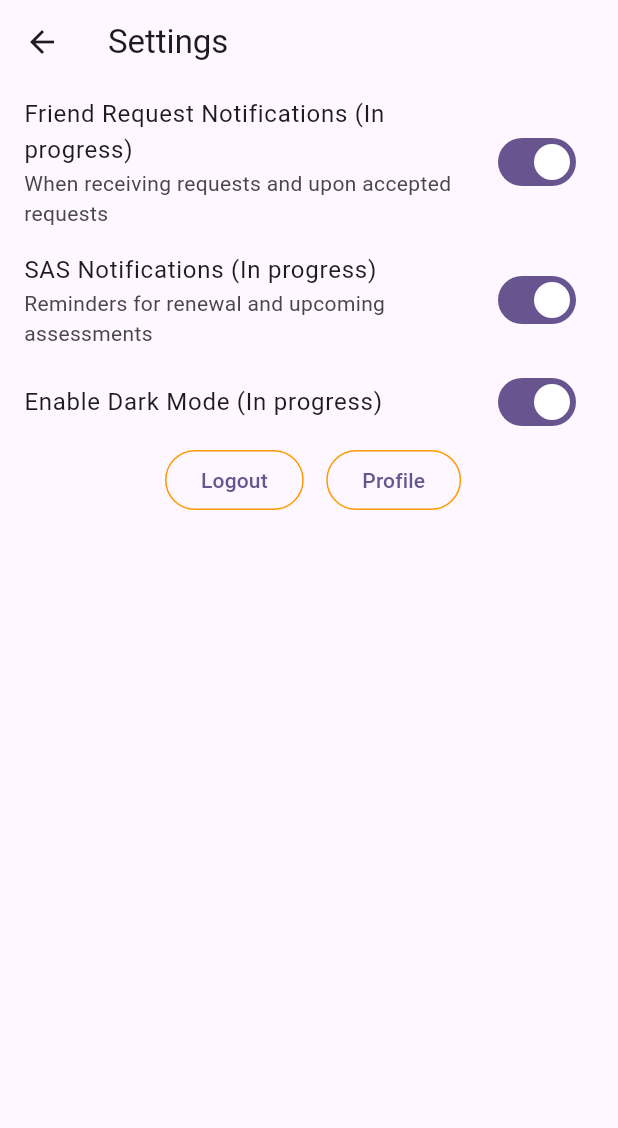
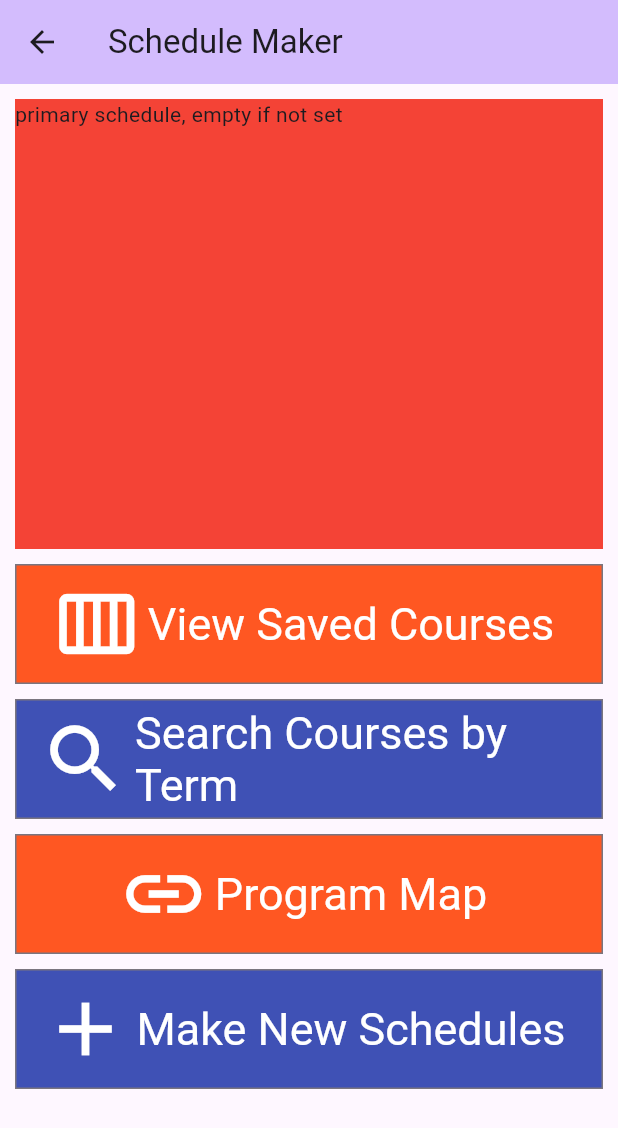
Before and after one commit to CSCI4100U/mobile-group-project-2023-sitrus, a Flutter app: the screen it shows after launch, after a tap on "Schedule Maker", on a phone screen of 412 x 824 dp. Shown: the top 1128 px of the screen. Run offline on Flutter 3.47's test engine with Material 2 defaults, Android fonts, the phone set to English and light mode, and no system bars; our stand-ins replace cloud_firestore, firebase_auth, firebase_core, flutter_local_notifications, go_router, google_fonts and 2 more; missing offline and left inert: firebase_ui_auth; accounts and stored records are empty.

Commit message:
changed home page buttons, should direct to schedule pages properly

```diff
--- a/student_helper_app/lib/models/schedule_course_model.dart
+++ b/student_helper_app/lib/models/schedule_course_model.dart
@@ -1,11 +1,11 @@
 import 'package:flutter/material.dart';
 
 class Course {
-  String? className;
+  String? courseName;
   List<ClassTime>? times;
   Color? color;
 
-  Course(this.className, this.times, this.color);
+  Course(this.courseName, this.times, this.color);
 
   //maybe have a setColor function?
 }
--- a/student_helper_app/lib/models/schedule_schedule_model.dart
+++ b/student_helper_app/lib/models/schedule_schedule_model.dart
@@ -94,7 +94,7 @@ class Schedule {
   bool containsCourse(String className) {
     //or maybe pass it a Course object? and do if paramCourse.clasName = course.className
     for (Course course in courses!) {
-      if (course.className == className) {
+      if (course.courseName == className) {
         return true;
       }
     }
--- a/student_helper_app/lib/pages/home_page.dart
+++ b/student_helper_app/lib/pages/home_page.dart
@@ -15,21 +15,18 @@ import '../models/friend_list/friend_list_main.dart';
 import 'package:firebase_core/firebase_core.dart';
 import '../../firebase_options.dart';
 
-/*
-void _goto_schedule_home_page(context) {
-  Navigator.push(
-    context,
-    MaterialPageRoute(builder: (context) => ScheduleMakerHomePage()),
-  );
-}
-
- */
-
 // Initialize Firebase
 Future<void> initializeFirebase() async {
   WidgetsFlutterBinding.ensureInitialized();
   await Firebase.initializeApp(
     options: DefaultFirebaseOptions.currentPlatform,
+  );
+}
+
+void _goto_schedule_home_page(context) {
+  Navigator.push(
+    context,
+    MaterialPageRoute(builder: (context) => ScheduleMakerHomePage()),
   );
 }
 
@@ -109,7 +106,7 @@ class HomePage extends StatelessWidget {
                     fontSize: 36,
                   )),
               onPressed: () {
-                _goto_settings_page(context);
+                _goto_schedule_home_page(context);
               },
               label: Text("Schedule Maker")),
           SizedBox(
--- a/student_helper_app/lib/pages/schedule_home_page.dart
+++ b/student_helper_app/lib/pages/schedule_home_page.dart
@@ -2,8 +2,6 @@ import 'package:flutter/material.dart';
 import 'schedule_saved_list_page.dart';
 import 'schedule_create_new_page.dart';
 
-
-/*
 void _goto_scheduleSavedList_page(context) {
   Navigator.push(
     context,
@@ -121,6 +119,3 @@ class ScheduleMakerHomePage extends StatelessWidget {
     );
   }
 }
-
-
- */
```
Also changed, not shown: student_helper_app/lib/models/schedule_input_course_widget.dart (+13 -7 lines).
